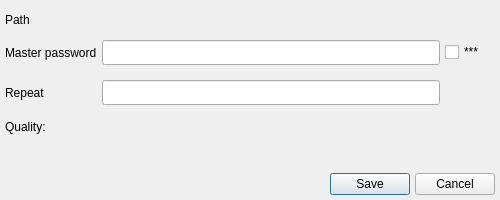
Above: DbCreator.ui from sochok222/RadikPass before the change. Below: the same form after it.
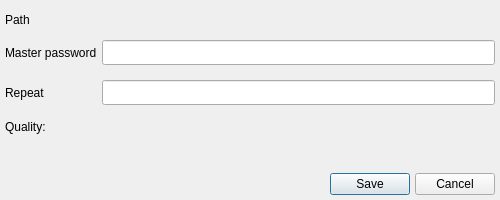
That is the form after the change.

Commit message: Added echo mode and password generator to DbCreator window

What changed in the file:
```diff
--- a/DbCreator.ui
+++ b/DbCreator.ui
@@ -111,7 +111,7 @@
     </layout>
    </item>
    <item row="1" column="0">
-    <layout class="QGridLayout" name="gridLayout_2" rowstretch="0,0,0,0" columnstretch="0,0,0,0">
+    <layout class="QGridLayout" name="gridLayout_2" rowstretch="0,0,0,0" columnstretch="0,0,0">
      <property name="sizeConstraint">
       <enum>QLayout::SizeConstraint::SetMaximumSize</enum>
      </property>
@@ -121,8 +121,8 @@
      <property name="verticalSpacing">
       <number>15</number>
      </property>
-     <item row="1" column="2">
-      <widget class="QLineEdit" name="linePassword">
+     <item row="2" column="2">
+      <widget class="QLineEdit" name="lineRepeat">
        <property name="minimumSize">
         <size>
          <width>0</width>
@@ -144,39 +144,6 @@
        </property>
       </widget>
      </item>
-     <item row="3" column="0">
-      <widget class="QLabel" name="label_4">
-       <property name="text">
-        <string>Quality:</string>
-       </property>
-      </widget>
-     </item>
-     <item row="1" column="3">
-      <widget class="QCheckBox" name="checkBoxIsAsterisks">
-       <property name="minimumSize">
-        <size>
-         <width>50</width>
-         <height>0</height>
-        </size>
-       </property>
-       <property name="maximumSize">
-        <size>
-         <width>50</width>
-         <height>16777215</height>
-        </size>
-       </property>
-       <property name="text">
-        <string>***</string>
-       </property>
-      </widget>
-     </item>
-     <item row="1" column="0">
-      <widget class="QLabel" name="label">
-       <property name="text">
-        <string>Master password</string>
-       </property>
-      </widget>
-     </item>
      <item row="2" column="0">
       <widget class="QLabel" name="labelRepeat">
        <property name="text">
@@ -184,8 +151,22 @@
        </property>
       </widget>
      </item>
-     <item row="2" column="2">
-      <widget class="QLineEdit" name="lineRepeat">
+     <item row="1" column="0">
+      <widget class="QLabel" name="label">
+       <property name="text">
+        <string>Master password</string>
+       </property>
+      </widget>
+     </item>
+     <item row="3" column="0">
+      <widget class="QLabel" name="label_4">
+       <property name="text">
+        <string>Quality:</string>
+       </property>
+      </widget>
+     </item>
+     <item row="1" column="2">
+      <widget class="QLineEdit" name="linePassword">
        <property name="minimumSize">
         <size>
          <width>0</width>
```
The commit also changes 6 other files.
